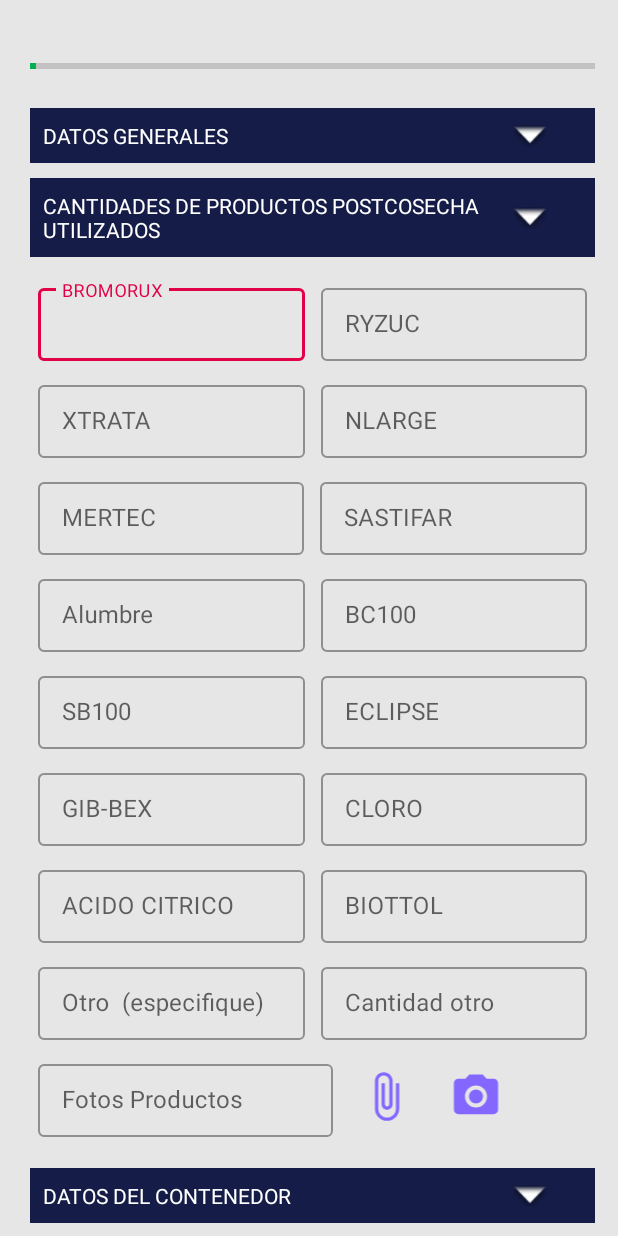
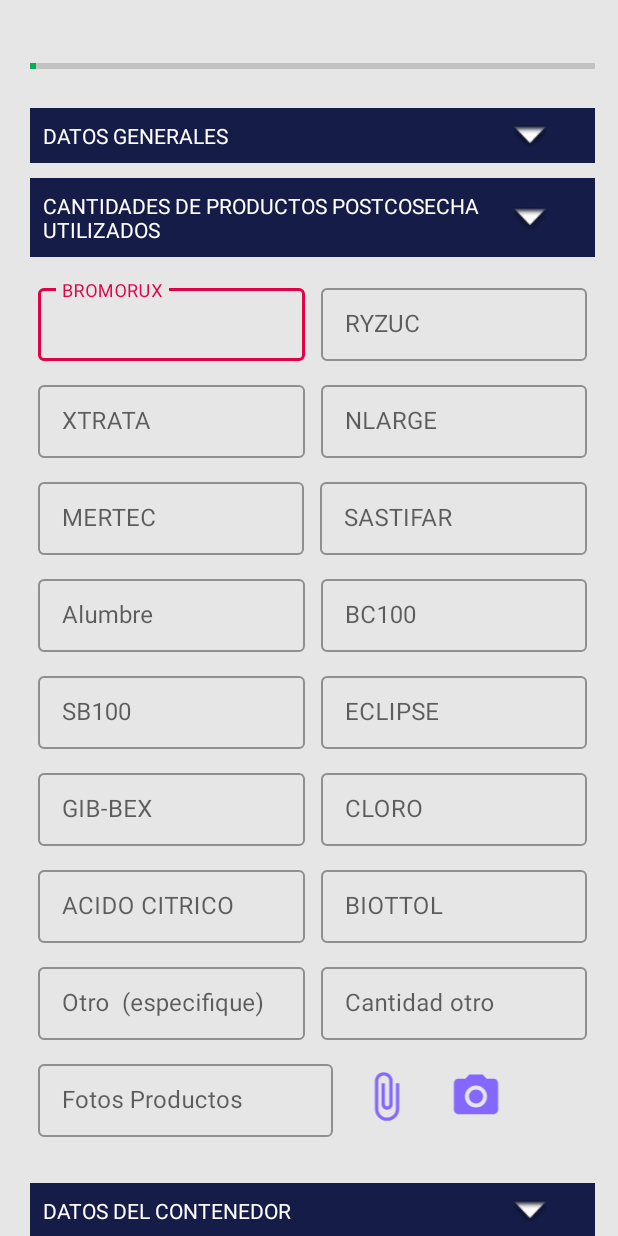
Before and after one commit to adrianito22/Qsercom_AppUpdate, an Android app: the screen it shows after launch (FormularioActivity), on a phone screen of 412 x 824 dp. Run offline under Robolectric (Android 15) with nearby library versions, the phone set to English and light mode, and no system bars; our stand-ins replace Firebase (no records; nobody signed in at launch, a user with empty details on screens opened directly); pictures from the network do not load.

Commit message:
comit manana

```diff
--- a/app/src/main/res/layout/ly_productos_postcosecha.xml
+++ b/app/src/main/res/layout/ly_productos_postcosecha.xml
@@ -400,6 +400,10 @@
                 android:layout_width="match_parent"
                 android:layout_height="wrap_content" />
 
+            <Space
+                android:layout_width="match_parent"
+                android:layout_height="10dp" />
+
         </LinearLayout>
 
 
```
Also changed, not shown: app/src/main/java/com/tiburela/qsercom/activities/FormularioActivity.java (+42 -3 lines).
